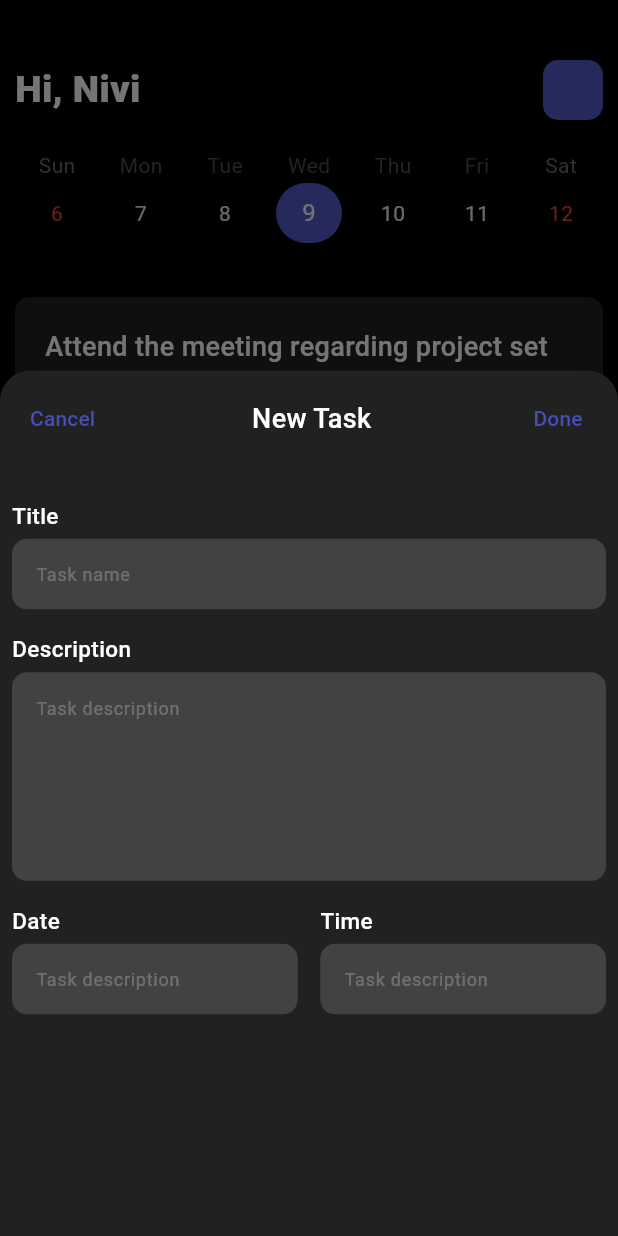
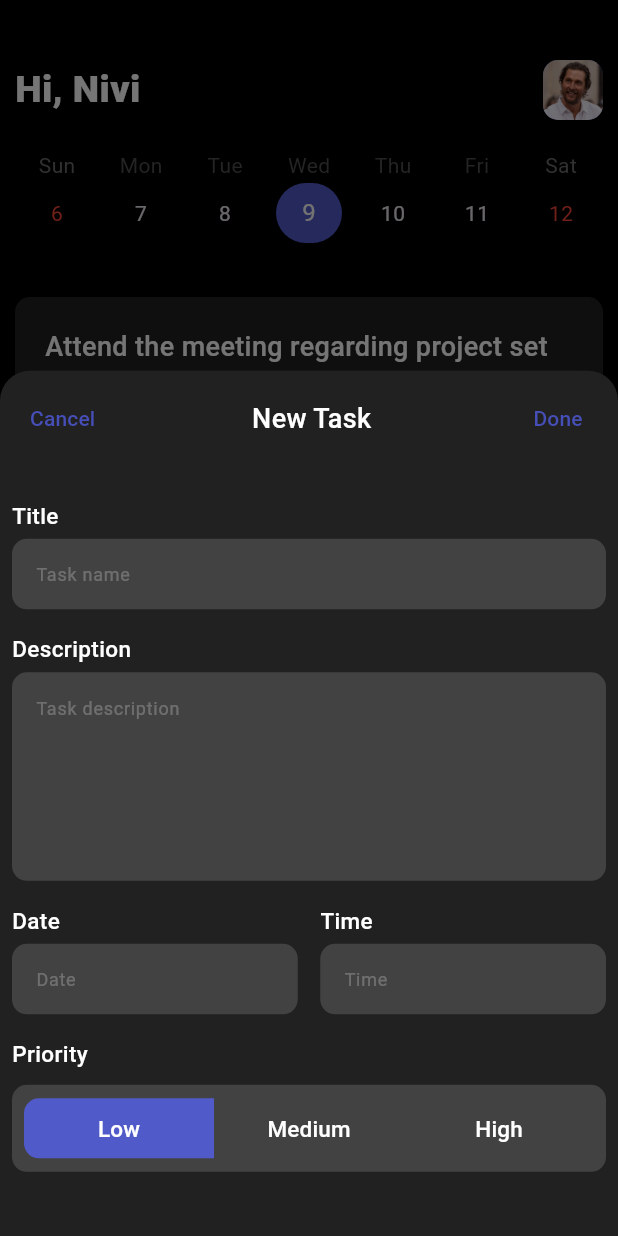
Before and after one commit to AbishekAB21/checkit, a Flutter app: the screen it shows after launch, after a tap on the "add" icon, on a phone screen of 412 x 824 dp. Run offline on Flutter 3.47's test engine with Material 3 defaults, Android fonts, the phone set to English and light mode, and no system bars; drawn by our look-alikes of table_calendar; our stand-ins replace flutter_riverpod, google_fonts.

Commit message:
segmented button logic done

```diff
--- /dev/null
+++ b/lib/common/widgets/segmented_button_widget.dart
@@ -0,0 +1,73 @@
+import 'package:flutter/material.dart';
+
+import 'package:flutter_riverpod/flutter_riverpod.dart';
+
+import 'package:checkit/utils/fontstyles/fontstyles.dart';
+import 'package:checkit/features/settings_screen/core/providers/theme_provider.dart';
+import 'package:checkit/features/home_screen/core/providers/home_screen_provider.dart';
+
+class SegmentedButtonWidget extends ConsumerWidget {
+  final List<String> buttons;
+  const SegmentedButtonWidget({super.key, required this.buttons});
+
+  @override
+  Widget build(BuildContext context, WidgetRef ref) {
+    // ThemeProvider instance
+    final color = ref.watch(themeProvider);
+
+    // HomeScreenProvider instance
+    final taskState = ref.watch(homeScreenProvider);
+
+    // For setting priority
+    final selectedPriority = taskState.priority;
+
+    return Container(
+      width: MediaQuery.of(context).size.width,
+      padding: EdgeInsets.symmetric(vertical: 5, horizontal: 8),
+      margin: EdgeInsets.only(top: 10),
+      decoration: BoxDecoration(
+        color: color.textfieldBackground2,
+        borderRadius: BorderRadius.circular(10),
+      ),
+      child: SegmentedButton(
+        showSelectedIcon: false,
+
+        style: ButtonStyle(
+          side: WidgetStatePropertyAll(BorderSide.none),
+          backgroundColor: WidgetStateProperty.resolveWith<Color?>((
+            Set<WidgetState> states,
+          ) {
+            if (states.contains(WidgetState.selected)) {
+              return color.secondaryGradient2;
+            }
+            return color.textfieldBackground2;
+          }),
+          foregroundColor: WidgetStatePropertyAll(color.iconColor),
+          shape: WidgetStatePropertyAll(
+            RoundedRectangleBorder(
+              borderRadius: BorderRadius.circular(10),
+              side: BorderSide.none,
+            ),
+          ),
+          elevation: WidgetStatePropertyAll(3),
+        ),
+        segments:
+            buttons
+                .map(
+                  (priority) => ButtonSegment(
+                    value: priority,
+                    label: Text(
+                      priority,
+                      style: Fontstyles.roboto15pxNoColor(context, ref),
+                    ),
+                  ),
+                )
+                .toList(),
+        selected: {selectedPriority},
+        onSelectionChanged: (newPriority) {
+          ref.read(homeScreenProvider.notifier).setPriority(newPriority.first);
+        },
+      ),
+    );
+  }
+}
--- /dev/null
+++ b/lib/features/home_screen/core/models/task_model.dart
@@ -0,0 +1,11 @@
+class TaskState {
+  final String priority;
+
+  TaskState({this.priority = "Low"});
+
+  TaskState copyWith({String? priority}) {
+    return TaskState(
+      priority: priority ?? this.priority,
+    );
+  }
+}
--- /dev/null
+++ b/lib/features/home_screen/core/providers/home_screen_provider.dart
@@ -0,0 +1,19 @@
+import 'package:flutter_riverpod/flutter_riverpod.dart';
+
+import 'package:checkit/features/home_screen/core/models/task_model.dart';
+import 'package:checkit/features/home_screen/components/home_screen_component.dart';
+
+/// Manages state for [HomeScreenComponent] by referencing [TaskState]
+
+class HomeScreenNotifier extends StateNotifier<TaskState> {
+  HomeScreenNotifier() : super(TaskState());
+
+  // Sets priority value (low by default)
+  void setPriority(String priority) {
+    state = state.copyWith(priority: priority);
+  }
+}
+
+final homeScreenProvider = StateNotifierProvider<HomeScreenNotifier, TaskState>(
+  (ref) => HomeScreenNotifier(),
+);
--- a/lib/features/home_screen/widgets/input_section.dart
+++ b/lib/features/home_screen/widgets/input_section.dart
@@ -4,13 +4,16 @@ import 'package:flutter_riverpod/flutter_riverpod.dart';
 
 import 'package:checkit/utils/fontstyles/fontstyles.dart';
 import 'package:checkit/common/widgets/reusable_textfields.dart';
+import 'package:checkit/common/widgets/segmented_button_widget.dart';
 
-class InputSection extends StatelessWidget {
+class InputSection extends ConsumerWidget {
   final WidgetRef ref;
-  const InputSection({super.key, required this.ref});
+  InputSection({super.key, required this.ref});
+
+  final List<String> priorities = ['Low', 'Medium', 'High'];
 
   @override
-  Widget build(BuildContext context) {
+  Widget build(BuildContext context, WidgetRef ref) {
     return Column(
       crossAxisAlignment: CrossAxisAlignment.start,
       children: [
@@ -32,7 +35,7 @@ class InputSection extends StatelessWidget {
                 crossAxisAlignment: CrossAxisAlignment.start,
                 children: [
                   Text("Date", style: Fontstyles.roboto15px(context, ref)),
-                  ReusableTextfield(ref: ref, hinttext: "Task description"),
+                  ReusableTextfield(ref: ref, hinttext: "Date"),
                 ],
               ),
             ),
@@ -42,12 +45,19 @@ class InputSection extends StatelessWidget {
                 crossAxisAlignment: CrossAxisAlignment.start,
                 children: [
                   Text("Time", style: Fontstyles.roboto15px(context, ref)),
-                  ReusableTextfield(ref: ref, hinttext: "Task description"),
+                  ReusableTextfield(ref: ref, hinttext: "Time"),
                 ],
               ),
             ),
           ],
         ),
+
+        SizedBox(height: 16),
+
+        Text("Priority", style: Fontstyles.roboto15px(context, ref)),
+
+        // Segmented buttons section
+        Center(child: SegmentedButtonWidget(buttons: priorities)),
       ],
     );
   }
--- a/lib/utils/fontstyles/fontstyles.dart
+++ b/lib/utils/fontstyles/fontstyles.dart
@@ -21,6 +21,13 @@ class Fontstyles {
       fontSize: 15,
       fontWeight: FontWeight.w500,
       color: color.iconColor,
+    );
+  }
+
+  static TextStyle roboto15pxNoColor(BuildContext context, WidgetRef ref) {
+    return GoogleFonts.roboto(
+      fontSize: 15,
+      fontWeight: FontWeight.w500,
     );
   }
 
```
Also changed, not shown: assets/images/cast_test.jpeg (added).
